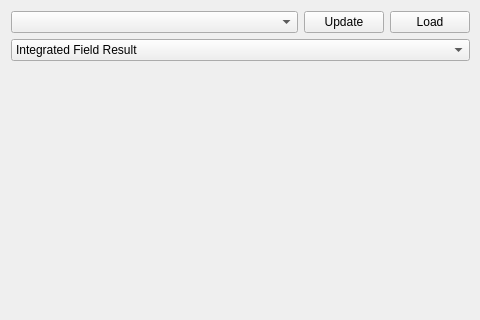
The window that flipcoil/gui/ui/analysiswidget.ui (lnls-ima/flip-coil-control) describes before a commit, drawn with Qt 5; both pictures show x 0 to 480 and y 0 to 320 of the 800 by 600 pixel window.
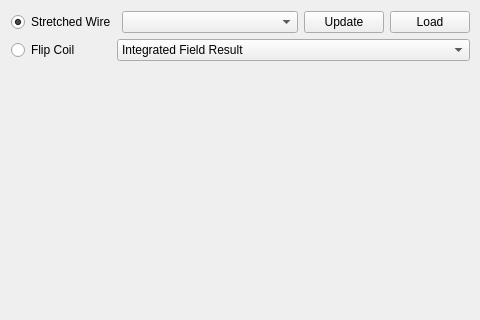
The same window after the commit.

Commit message: Adding stretched wire mode.

The edit to the form file:
```diff
--- a/flipcoil/gui/ui/analysiswidget.ui
+++ b/flipcoil/gui/ui/analysiswidget.ui
@@ -185,6 +185,28 @@
    </item>
    <item row="0" column="0" colspan="5">
     <layout class="QHBoxLayout" name="horizontalLayout_2">
+     <item>
+      <widget class="QRadioButton" name="rdb_sw">
+       <property name="sizePolicy">
+        <sizepolicy hsizetype="Fixed" vsizetype="Fixed">
+         <horstretch>0</horstretch>
+         <verstretch>0</verstretch>
+        </sizepolicy>
+       </property>
+       <property name="minimumSize">
+        <size>
+         <width>100</width>
+         <height>0</height>
+        </size>
+       </property>
+       <property name="text">
+        <string>Stretched Wire</string>
+       </property>
+       <property name="checked">
+        <bool>true</bool>
+       </property>
+      </widget>
+     </item>
      <item>
       <widget class="QComboBox" name="cmb_meas_name">
        <property name="sizePolicy">
@@ -219,6 +241,25 @@
    </item>
    <item row="1" column="0" colspan="5">
     <layout class="QHBoxLayout" name="horizontalLayout">
+     <item>
+      <widget class="QRadioButton" name="rdb_fc">
+       <property name="sizePolicy">
+        <sizepolicy hsizetype="Fixed" vsizetype="Maximum">
+         <horstretch>0</horstretch>
+         <verstretch>0</verstretch>
+        </sizepolicy>
+       </property>
+       <property name="minimumSize">
+        <size>
+         <width>100</width>
+         <height>0</height>
+        </size>
+       </property>
+       <property name="text">
+        <string>Flip Coil</string>
+       </property>
+      </widget>
+     </item>
      <item>
       <widget class="QComboBox" name="cmb_plot">
        <property name="sizePolicy">
```
Left out of the diff: 10 changed lines with no effect on the pictures. The commit also changes 8 other files.
